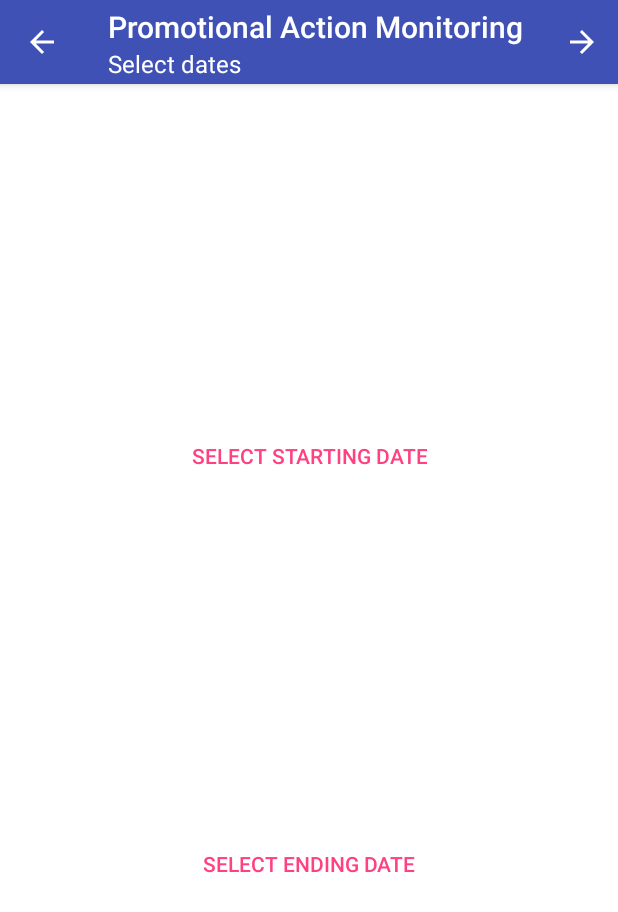
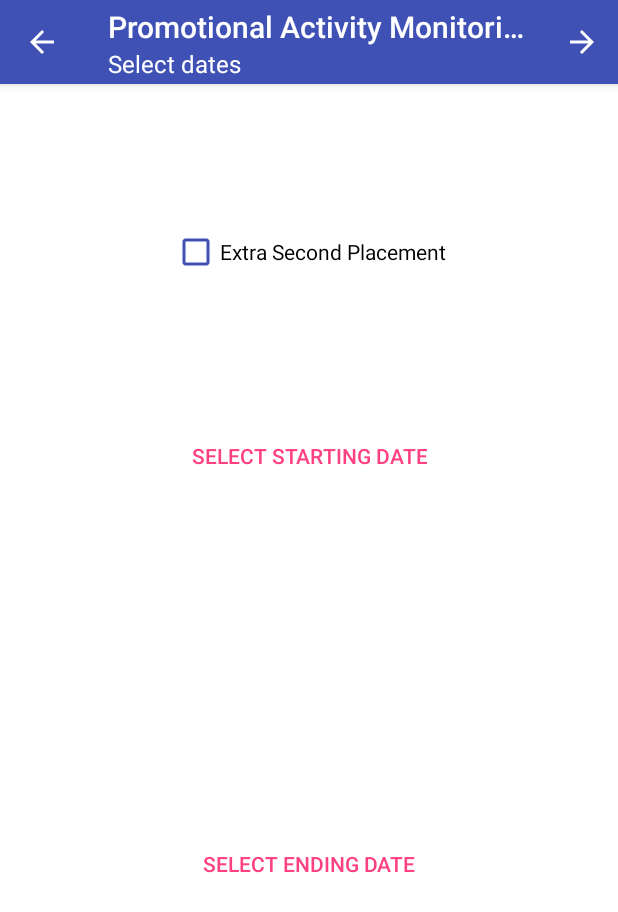
Before and after one commit to ChSofis/PAM, an Android app: the DateActivity screen opened directly, with no data from a screen before it, on a phone screen of 412 x 824 dp. Shown: the top 912 px of the screen. Run offline under Robolectric (Android 15) with nearby library versions, the phone set to English and light mode, and no system bars.

Commit message:
Add files via upload

```diff
--- a/app/src/main/java/gr/uom/pam/activities/CommentActivity.java
+++ b/app/src/main/java/gr/uom/pam/activities/CommentActivity.java
@@ -50,7 +50,7 @@ public class CommentActivity extends AppCompatActivity {
         outState.putString(COMMENT, _comment.getText().toString());
     }
 
-  @SuppressLint("StringFormatInvalid")
+    @SuppressLint("StringFormatInvalid")
     private boolean do_continue(MenuItem item) {
         if (item == null || item.getItemId() != R.id.menu_action)
             return false;
--- a/app/src/main/res/layout/activity_date.xml
+++ b/app/src/main/res/layout/activity_date.xml
@@ -53,5 +53,18 @@
             app:layout_constraintEnd_toEndOf="parent"
             app:layout_constraintStart_toStartOf="parent"
             app:layout_constraintTop_toBottomOf="@+id/start" />
+
+        <CheckBox
+            android:id="@+id/extra"
+            android:layout_width="wrap_content"
+            android:layout_height="wrap_content"
+            android:onClick="onCheckBoxClicked"
+            android:text="Extra Second Placement"
+            app:layout_constraintBottom_toTopOf="@id/start"
+            app:layout_constraintEnd_toEndOf="parent"
+            app:layout_constraintStart_toStartOf="parent"
+            app:layout_constraintTop_toTopOf="parent" />
+
+
     </android.support.constraint.ConstraintLayout>
 </android.support.design.widget.CoordinatorLayout>
--- a/app/src/main/res/values/strings.xml
+++ b/app/src/main/res/values/strings.xml
@@ -1,5 +1,5 @@
 <resources>
-    <string name="app_name">Promotional Action Monitoring</string>
+    <string name="app_name">Promotional Activity Monitoring</string>
     <string name="select_store">Select Customer</string>
     <string name="select_category">Select Category</string>
     <string name="do_continue">Continue</string>
@@ -21,7 +21,7 @@
     <string name="error_invalid_characters_in_comment">Comment contains invalid characters:/\|?"*></string>
     <string name="error_no_location_permission">Cannot resolve address without permission to location data</string>
     <string name="error_no_photo_permission">Cannot save data without permission to write to the SD Card</string>
-    <string name="error_retrieving_location">Error while retrieving location:/\|?"*></string>
+    <string name="error_retrieving_location">Error while retrieving location::/\|?"*></string>
     <string name="error_invalid_location_response">Provider did not give results, try opening an application that requests locations, like Google Maps</string>
     <string name="error_could_not_find_address">Unable to resolve address</string>
     <string name="image_received_by_camera">Image received by camera</string>
```
Also changed, not shown: app/src/main/java/gr/uom/pam/activities/AddressActivity.java (+6 -2 lines), app/src/main/java/gr/uom/pam/activities/DateActivity.java (+12 -0 lines), app/src/main/java/gr/uom/pam/activities/FinishActivity.java (+18 -12 lines), 1 other file.
